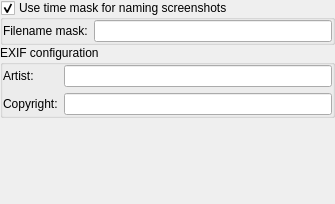
Old version of the form src/gui/configureScreenshotsDialog.ui in the repository Stellarium/stellarium.
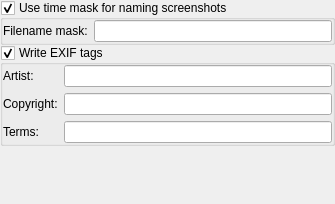
New version of the form. Custom widgets are drawn as their Qt base class.

The edit to the form file:
```diff
--- a/src/gui/configureScreenshotsDialog.ui
+++ b/src/gui/configureScreenshotsDialog.ui
@@ -80,10 +80,10 @@
    <item>
     <widget class="QGroupBox" name="exifGroupBox">
      <property name="title">
-      <string>EXIF configuration</string>
+      <string>Write EXIF tags</string>
      </property>
      <property name="checkable">
-      <bool>false</bool>
+      <bool>true</bool>
      </property>
      <layout class="QGridLayout" name="gridLayout">
       <property name="leftMargin">
@@ -126,6 +126,20 @@
         </property>
        </widget>
       </item>
+      <item row="2" column="0">
+       <widget class="QLabel" name="copyrightTermsLabel">
+        <property name="text">
+         <string>Terms:</string>
+        </property>
+       </widget>
+      </item>
+      <item row="2" column="1">
+       <widget class="QLineEdit" name="copyrightTermsLineEdit">
+        <property name="toolTip">
+         <string>Examples: All rights reserved./Public domain.</string>
+        </property>
+       </widget>
+      </item>
      </layout>
     </widget>
    </item>
```
Lines whose indentation alone changed are shown as unchanged.
